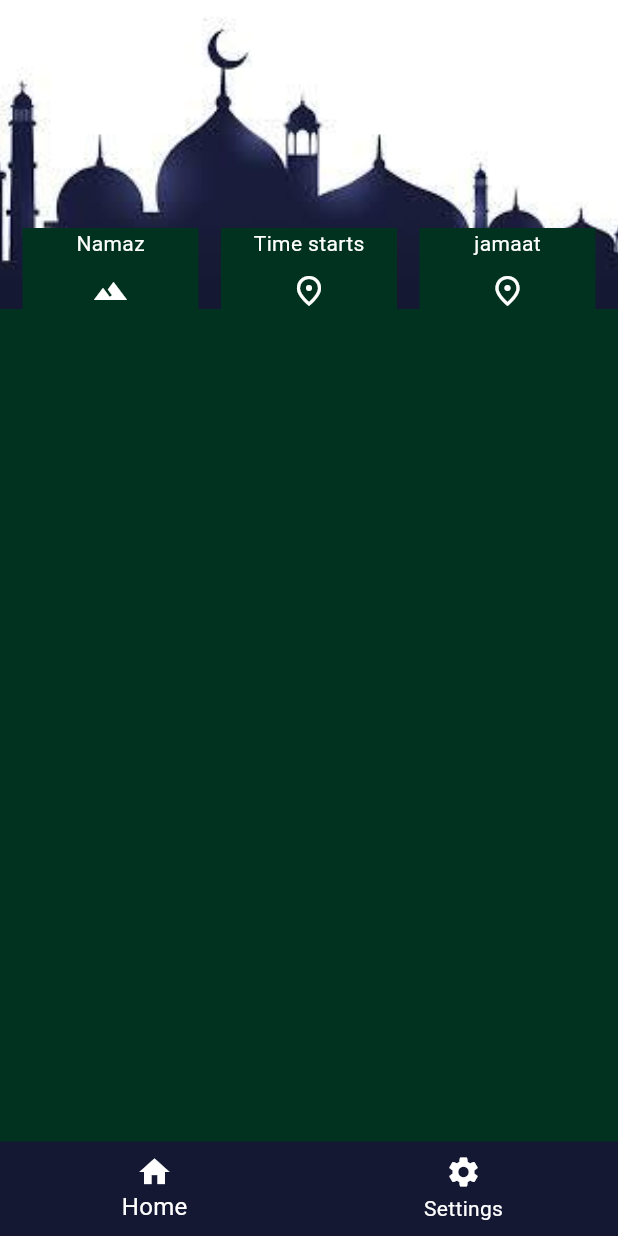
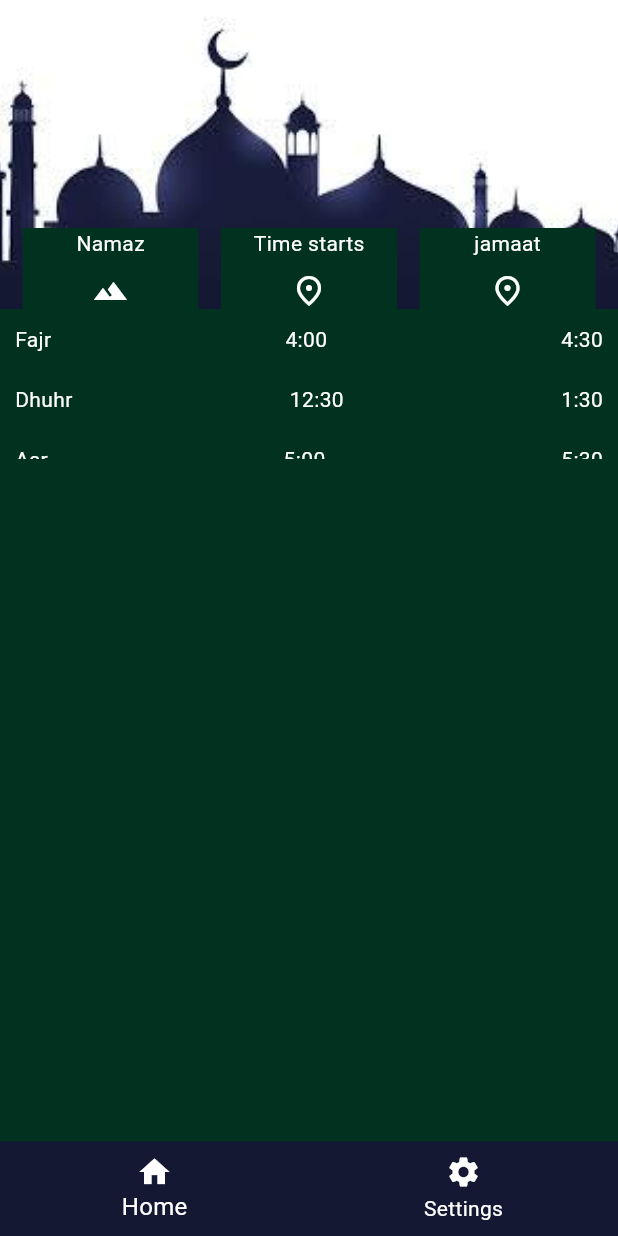
Before and after one commit to Halfbloodprince3109/Namaz_now_flutter, a Flutter app: the HomeScreen screen opened directly, on a phone screen of 412 x 824 dp. Run offline on Flutter 3.47's test engine with Material 3 defaults, Android fonts, the light colour scheme and no system bars; our stand-ins replace flutter_screenutil, get.

Commit message:
work with errors

```diff
--- a/lib/new_home.dart
+++ b/lib/new_home.dart
@@ -10,6 +10,33 @@ class HomeScreen extends StatefulWidget {
 
 class _HomeScreenState extends State<HomeScreen> {
   int _currentIndex = 0;
+  List namazTimes = [
+    {
+      "title": "Fajr",
+      "timeStarts": "4:00",
+      "JamaatTime": "4:30",
+    },
+    {
+      "title": "Dhuhr",
+      "timeStarts": "12:30",
+      "JamaatTime": "1:30",
+    },
+    {
+      "title": "Asr",
+      "timeStarts": "5:00",
+      "JamaatTime": "5:30",
+    },
+    {
+      "title": "Maghrib ",
+      "timeStarts": "6:00",
+      "JamaatTime": "6:00",
+    },
+    {
+      "title": "Ishaa",
+      "timeStarts": "7:45",
+      "JamaatTime": "8:00",
+    }
+  ];
 
   @override
   Widget build(BuildContext context) {
@@ -76,6 +103,40 @@ class _HomeScreenState extends State<HomeScreen> {
                   ),
                 ],
               )),
+
+          SizedBox(
+            height: 100,
+            child: ListView.builder(
+              itemCount: namazTimes.length,
+              itemBuilder: (context, index) {
+                final item = namazTimes[index];
+                print(item["title"]);
+                print(item["timeStarts"]);
+                print(item["JamaatTime"]);
+                return Container(
+                  padding: EdgeInsets.symmetric(horizontal: 10, vertical: 10),
+                  child: Row(
+                    mainAxisAlignment: MainAxisAlignment.spaceBetween,
+                    children: [
+                      Text(
+                        item["title"],
+                        style: TextStyle(color: Colors.white),
+                      ),
+                      Text(
+                        item["timeStarts"],
+                        style: TextStyle(
+                            color: Color.fromARGB(255, 255, 255, 255)),
+                      ),
+                      Text(
+                        item["JamaatTime"],
+                        style: TextStyle(color: Colors.white),
+                      )
+                    ],
+                  ),
+                );
+              },
+            ),
+          )
         ]),
         backgroundColor: Color(0xFF013220),
         bottomNavigationBar: MyNavigationBar(
@@ -113,103 +174,3 @@ class _HomeScreenState extends State<HomeScreen> {
     );
   }
 }
-
-
-
-
-
-
-
-
-
-
-
-
-
-
-
-
-
-
-
-// ---------------------------------------------------------
-// class HomeScreen extends StatefulWidget {
-//   @override
-//   _HomeScreenState createState() => _HomeScreenState();
-// }
-
-// class _HomeScreenState extends State<HomeScreen> {
-//   int _currentIndex = 0;
-
-//   @override
-//   Widget build(BuildContext context) {
-//     return Scaffold(
-//       backgroundColor: Color(0xFF013220),
-//       body: Center(
-//         child: Text(
-//           'Welcome to the Home Screen!',
-//           style: TextStyle(color: Colors.white),
-//         ),
-//       ),
-//       bottomNavigationBar: Stack(
-//         children: [
-//           BottomNavigationBar(
-//             selectedItemColor: Colors.white,
-//             unselectedItemColor: Colors.white,
-//             currentIndex: _currentIndex,
-//             elevation: 0.0, // Set elevation to 0 for the BottomNavigationBar
-//             items: [
-//               BottomNavigationBarItem(
-//                 icon: Icon(Icons.home),
-//                 label: 'Home',
-//               ),
-//               BottomNavigationBarItem(
-//                 icon: Icon(Icons.settings),
-//                 label: 'Settings',
-//               ),
-//             ],
-//             onTap: (index) {
-//               if (index == 1) {
-//                 // Tapped on "Settings" icon, do nothing
-//               } else if (index == 0) {
-//                 // Tapped on "Home" icon, navigate to HomeScreen
-//                 setState(() {
-//                   _currentIndex = index;
-//                 });
-//                 Navigator.pushReplacement(
-//                   context,
-//                   MaterialPageRoute(builder: (context) => HomeScreen()),
-//                 );
-//               }
-//             },
-//             selectedLabelStyle: TextStyle(
-//               fontSize: 14.0,
-//             ),
-//             unselectedLabelStyle: TextStyle(
-//               fontSize: 14.0,
-//             ),
-//           ),
-//           Positioned(
-//             left: 0.0,
-//             right: 0.0,
-//             bottom: 0.0,
-//             child: Container(
-//               height: 8.0, // Adjust the elevation height as needed
-//               decoration: BoxDecoration(
-//                 color: Colors.grey
-//                     .withOpacity(0.8), // Adjust color and opacity as needed
-//                 boxShadow: [
-//                   BoxShadow(
-//                     color: Colors.black.withOpacity(
-//                         0.3), // Adjust shadow color and opacity as needed
-//                     blurRadius: 10.0, // Adjust blur radius as needed
-//                   ),
-//                 ],
-//               ),
-//             ),
-//           ),
-//         ],
-//       ),
-//     );
-//   }
-// }
```
